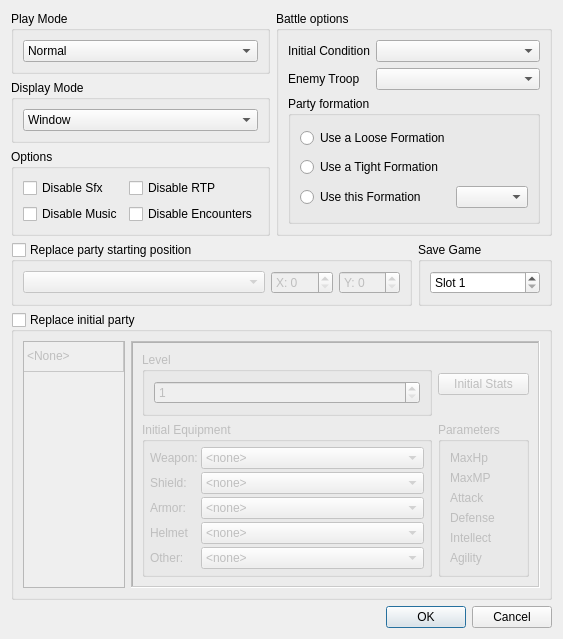
The window that src/ui/other/run_game_dialog.ui (oulianov/Editor) describes before a commit, drawn with Qt 5.
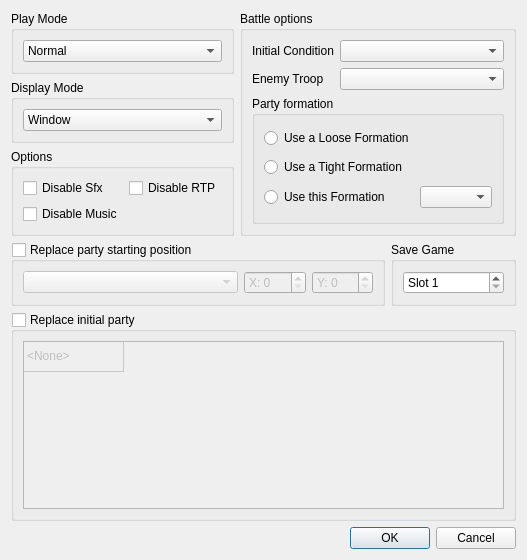
The same window after the commit.

```diff
--- a/src/ui/other/run_game_dialog.ui
+++ b/src/ui/other/run_game_dialog.ui
@@ -176,13 +176,6 @@
         </property>
        </widget>
       </item>
-      <item row="1" column="1">
-       <widget class="QCheckBox" name="checkDisableEncounters">
-        <property name="text">
-         <string>Disable Encounters</string>
-        </property>
-       </widget>
-      </item>
      </layout>
     </widget>
    </item>
@@ -315,280 +308,6 @@
         </item>
        </widget>
       </item>
-      <item>
-       <widget class="QFrame" name="frame_4">
-        <property name="sizePolicy">
-         <sizepolicy hsizetype="Preferred" vsizetype="Preferred">
-          <horstretch>4</horstretch>
-          <verstretch>0</verstretch>
-         </sizepolicy>
-        </property>
-        <property name="frameShape">
-         <enum>QFrame::WinPanel</enum>
-        </property>
-        <property name="frameShadow">
-         <enum>QFrame::Sunken</enum>
-        </property>
-        <layout class="QGridLayout" name="gridLayout_2">
-         <item row="0" column="1">
-          <widget class="QPushButton" name="pushInitialStats">
-           <property name="text">
-            <string>Initial Stats</string>
-           </property>
-          </widget>
-         </item>
-         <item row="0" column="0">
-          <widget class="QGroupBox" name="groupBox_7">
-           <property name="title">
-            <string>Level</string>
-           </property>
-           <layout class="QHBoxLayout" name="horizontalLayout_10">
-            <item>
-             <widget class="QSpinBox" name="spinCharacterLv">
-              <property name="minimum">
-               <number>1</number>
-              </property>
-             </widget>
-            </item>
-           </layout>
-          </widget>
-         </item>
-         <item row="1" column="0">
-          <widget class="QGroupBox" name="groupBox_368">
-           <property name="title">
-            <string>Initial Equipment</string>
-           </property>
-           <layout class="QGridLayout" name="gridLayout_17">
-            <property name="leftMargin">
-             <number>5</number>
-            </property>
-            <property name="topMargin">
-             <number>5</number>
-            </property>
-            <property name="rightMargin">
-             <number>5</number>
-            </property>
-            <property name="bottomMargin">
-             <number>5</number>
-            </property>
-            <property name="spacing">
-             <number>3</number>
-            </property>
-            <item row="0" column="0">
-             <widget class="QLabel" name="label_17">
-              <property name="text">
-               <string>Weapon:</string>
-              </property>
-             </widget>
-            </item>
-            <item row="0" column="1">
-             <widget class="QComboBox" name="comboInitialWeapon">
-              <property name="sizePolicy">
-               <sizepolicy hsizetype="Preferred" vsizetype="Fixed">
-                <horstretch>1</horstretch>
-                <verstretch>0</verstretch>
-               </sizepolicy>
-              </property>
-              <item>
-               <property name="text">
-                <string>&lt;none&gt;</string>
-               </property>
-              </item>
-             </widget>
-            </item>
-            <item row="1" column="0">
-             <widget class="QLabel" name="label_30">
-              <property name="text">
-               <string>Shield:</string>
-              </property>
-             </widget>
-            </item>
-            <item row="1" column="1">
-             <widget class="QComboBox" name="comboInitialShield">
-              <property name="sizePolicy">
-               <sizepolicy hsizetype="Preferred" vsizetype="Fixed">
-                <horstretch>1</horstretch>
-                <verstretch>0</verstretch>
-               </sizepolicy>
-              </property>
-              <item>
-               <property name="text">
-                <string>&lt;none&gt;</string>
-               </property>
-              </item>
-             </widget>
-            </item>
-            <item row="2" column="0">
-             <widget class="QLabel" name="label_35">
-              <property name="text">
-               <string>Armor:</string>
-              </property>
-             </widget>
-            </item>
-            <item row="2" column="1">
-             <widget class="QComboBox" name="comboInitialArmor">
-              <property name="sizePolicy">
-               <sizepolicy hsizetype="Preferred" vsizetype="Fixed">
-                <horstretch>1</horstretch>
-                <verstretch>0</verstretch>
-               </sizepolicy>
-              </property>
-              <item>
-               <property name="text">
-                <string>&lt;none&gt;</string>
-               </property>
-              </item>
-             </widget>
-            </item>
-            <item row="3" column="0">
-             <widget class="QLabel" name="label_44">
-              <property name="text">
-               <string>Helmet</string>
-              </property>
-             </widget>
-            </item>
-            <item row="3" column="1">
-             <widget class="QComboBox" name="comboInitialHelmet">
-              <property name="sizePolicy">
-               <sizepolicy hsizetype="Preferred" vsizetype="Fixed">
-                <horstretch>1</horstretch>
-                <verstretch>0</verstretch>
-               </sizepolicy>
-              </property>
-              <item>
-               <property name="text">
-                <string>&lt;none&gt;</string>
-               </property>
-              </item>
-             </widget>
-            </item>
-            <item row="4" column="0">
-             <widget class="QLabel" name="label_45">
-              <property name="text">
-               <string>Other:</string>
-              </property>
-             </widget>
-            </item>
-            <item row="4" column="1">
-             <widget class="QComboBox" name="comboInitialMisc">
-              <property name="sizePolicy">
-               <sizepolicy hsizetype="Preferred" vsizetype="Fixed">
-                <horstretch>1</horstretch>
-                <verstretch>0</verstretch>
-               </sizepolicy>
-              </property>
-              <item>
-               <property name="text">
-                <string>&lt;none&gt;</string>
-               </property>
-              </item>
-             </widget>
-            </item>
-           </layout>
-          </widget>
-         </item>
-         <item row="1" column="1">
-          <widget class="QGroupBox" name="groupBox_8">
-           <property name="sizePolicy">
-            <sizepolicy hsizetype="Preferred" vsizetype="Maximum">
-             <horstretch>0</horstretch>
-             <verstretch>0</verstretch>
-            </sizepolicy>
-           </property>
-           <property name="title">
-            <string>Parameters</string>
-           </property>
-           <layout class="QGridLayout" name="gridLayout_3">
-            <item row="2" column="1">
-             <widget class="QLabel" name="labelMp">
-              <property name="text">
-               <string/>
-              </property>
-             </widget>
-            </item>
-            <item row="0" column="0">
-             <widget class="QLabel" name="label_3">
-              <property name="text">
-               <string>MaxHp</string>
-              </property>
-             </widget>
-            </item>
-            <item row="2" column="0">
-             <widget class="QLabel" name="label_7">
-              <property name="text">
-               <string>MaxMP</string>
-              </property>
-             </widget>
-            </item>
-            <item row="3" column="0">
-             <widget class="QLabel" name="label_8">
-              <property name="text">
-               <string>Attack</string>
-              </property>
-             </widget>
-            </item>
-            <item row="4" column="0">
-             <widget class="QLabel" name="label_4">
-              <property name="text">
-               <string>Defense</string>
-              </property>
-             </widget>
-            </item>
-            <item row="5" column="0">
-             <widget class="QLabel" name="label">
-              <property name="text">
-               <string>Intellect</string>
-              </property>
-             </widget>
-            </item>
-            <item row="0" column="1">
-             <widget class="QLabel" name="labelHp">
-              <property name="text">
-               <string/>
-              </property>
-             </widget>
-            </item>
-            <item row="3" column="1">
-             <widget class="QLabel" name="labelAttack">
-              <property name="text">
-               <string/>
-              </property>
-             </widget>
-            </item>
-            <item row="4" column="1">
-             <widget class="QLabel" name="labelDeffense">
-              <property name="text">
-               <string/>
-              </property>
-             </widget>
-            </item>
-            <item row="5" column="1">
-             <widget class="QLabel" name="labelIntellect">
-              <property name="text">
-               <string/>
-              </property>
-             </widget>
-            </item>
-            <item row="6" column="1">
-             <widget class="QLabel" name="labelAgility">
-              <property name="text">
-               <string/>
-              </property>
-             </widget>
-            </item>
-            <item row="6" column="0">
-             <widget class="QLabel" name="label_11">
-              <property name="text">
-               <string>Agility</string>
-              </property>
-             </widget>
-            </item>
-           </layout>
-          </widget>
-         </item>
-        </layout>
-       </widget>
-      </item>
      </layout>
     </widget>
    </item>
```
